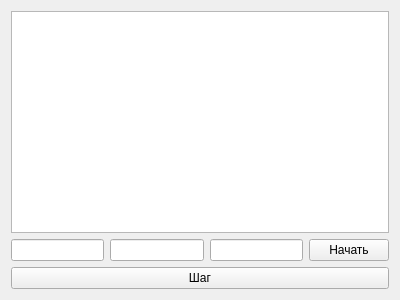
Above: displaymeltmodel.ui from AndreyMlashkin/stefanoproblem before the change. Below: the same form after it.
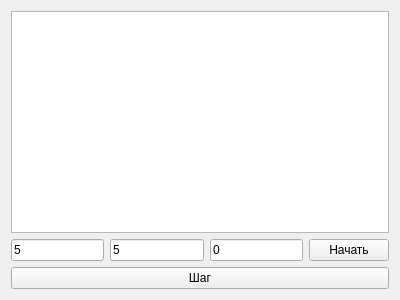
That is the form after the change.

```diff
--- a/displaymeltmodel.ui
+++ b/displaymeltmodel.ui
@@ -21,13 +21,25 @@
     <item>
      <layout class="QHBoxLayout" name="horizontalLayout">
       <item>
-       <widget class="QLineEdit" name="x"/>
+       <widget class="QLineEdit" name="x">
+        <property name="text">
+         <string>5</string>
+        </property>
+       </widget>
       </item>
       <item>
-       <widget class="QLineEdit" name="y"/>
+       <widget class="QLineEdit" name="y">
+        <property name="text">
+         <string>5</string>
+        </property>
+       </widget>
       </item>
       <item>
-       <widget class="QLineEdit" name="temperature"/>
+       <widget class="QLineEdit" name="temperature">
+        <property name="text">
+         <string>0</string>
+        </property>
+       </widget>
       </item>
       <item>
        <widget class="QPushButton" name="start">
```
